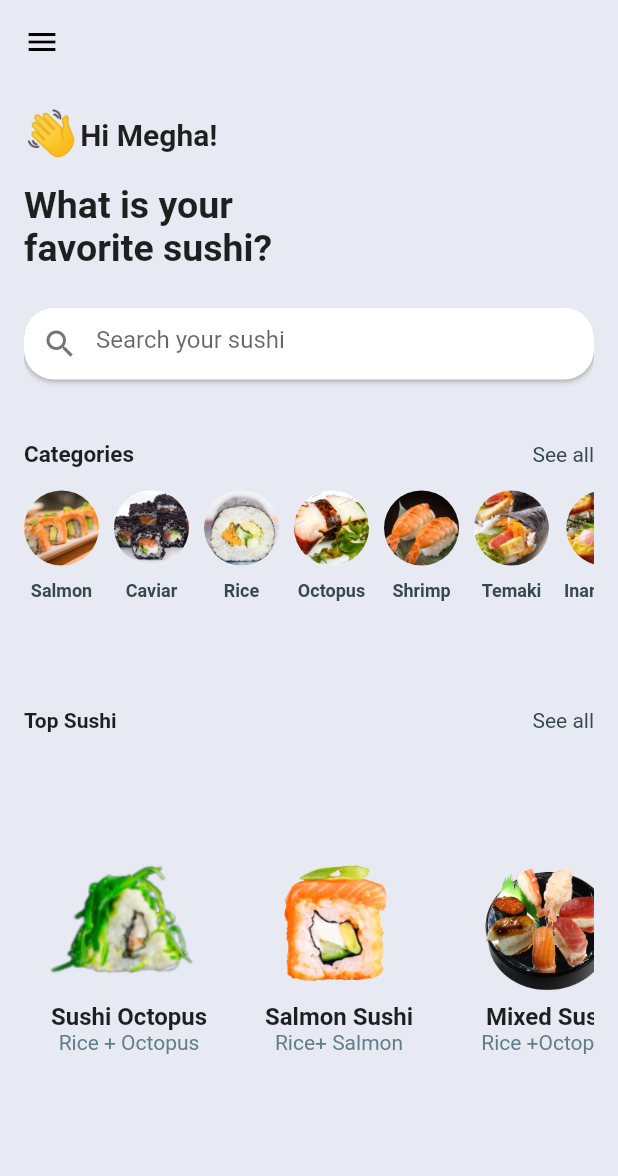
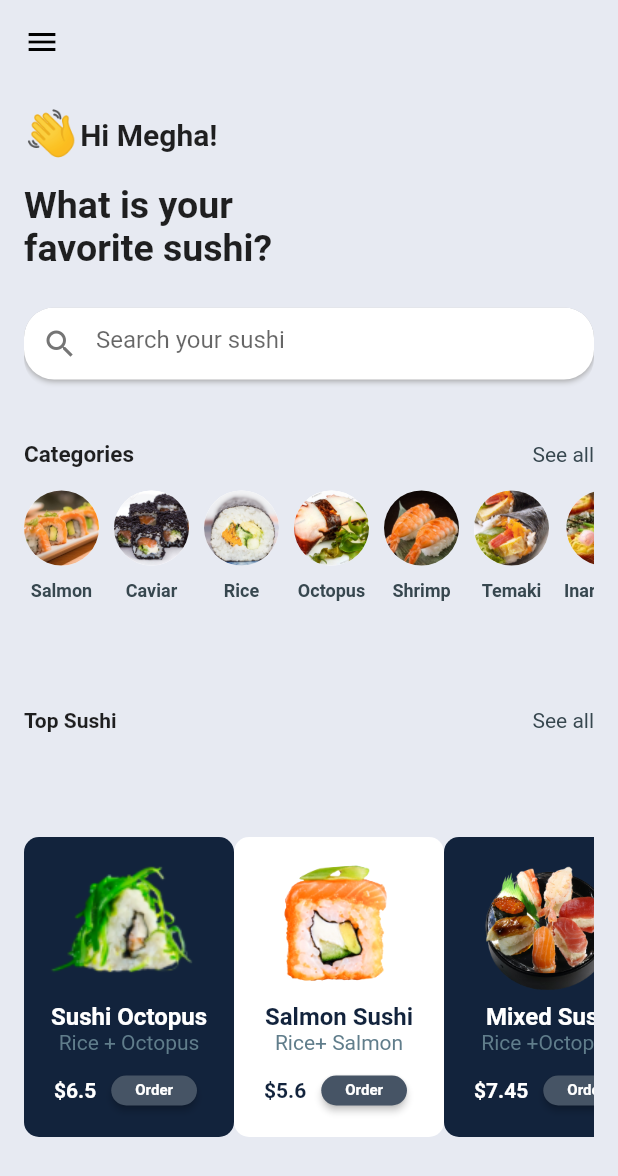
Before and after one commit to khadkabindu/shopsushi, a Flutter app: the HomeScreen screen opened directly, on a phone screen of 412 x 824 dp. Shown: the top 1176 px of the screen. Run offline on Flutter 3.47's test engine with Material 2 defaults, Android fonts, the phone set to English and light mode, and no system bars.

Commit message:
add style to the custom cards

```diff
--- a/lib/top_sushi_card.dart
+++ b/lib/top_sushi_card.dart
@@ -1,4 +1,5 @@
 import 'package:flutter/material.dart';
+import 'package:shopsushi/details_screen.dart';
 
 class TopSushiCard extends StatelessWidget {
   List<String> imagePath = [
@@ -23,6 +24,10 @@ class TopSushiCard extends StatelessWidget {
   ];
 
   List<double> price = [6.50, 5.60, 7.45, 3.54];
+
+  List<int> containerColor = [0xff12233c, 0xffffffff, 0xff12233c, 0xffffffff];
+
+  List<int> textColor = [0xffffffff, 0xff12233c, 0xffffffff, 0xff12233c];
 
   @override
   Widget build(BuildContext context) {
@@ -50,14 +55,67 @@ class TopSushiCard extends StatelessWidget {
                       Text(
                         name[index],
                         style: TextStyle(
-                            fontSize: 16, fontWeight: FontWeight.bold),
+                            color: Color(textColor[index]),
+                            fontSize: 16,
+                            fontWeight: FontWeight.bold),
                       ),
                       Text(
                         ingredients[index],
                         style: TextStyle(color: Colors.blueGrey),
+                      ),
+                      Row(
+                        children: [
+                          SizedBox(
+                            width: 20,
+                          ),
+                          Row(
+                            children: [
+                              Text(
+                                r'$',
+                                style: TextStyle(
+                                    color: Color(textColor[index]),
+                                    fontWeight: FontWeight.bold),
+                              ),
+                              Text(
+                                "${price[index]}",
+                                style: TextStyle(
+                                    color: Color(textColor[index]),
+                                    fontWeight: FontWeight.bold),
+                              ),
+                              SizedBox(
+                                width: 10,
+                              ),
+                              ButtonTheme(
+                                minWidth: 20,
+                                height: 20,
+                                // ignore: deprecated_member_use
+                                child: RaisedButton(
+                                  onPressed: () {
+                                    Navigator.push(context, MaterialPageRoute(
+                                        builder: (context) => DetailsScreen()));
+                                  },
+                                  color: Color(0xff465465),
+                                  shape: RoundedRectangleBorder(
+                                      borderRadius: BorderRadius.circular(25)
+                                  ),
+                                  child: Text(
+                                    "Order",
+                                    style: TextStyle(
+                                        fontSize: 10,
+                                        color: Colors.white,
+                                        fontWeight: FontWeight.bold),
+                                  ),
+                                ),
+                              )
+                            ],
+                          )
+                        ],
                       )
                     ],
                   ),
+                  decoration: BoxDecoration(
+                      color: Color(containerColor[index]),
+                      borderRadius: BorderRadius.circular(10)),
                 )
               ],
             );
```
Also changed, not shown: lib/details_screen.dart (added, +66 -0 lines).
